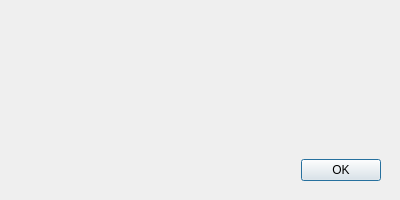
Before: the Qt Designer form errordialog.ui in mickmikea/Robot, drawn with Qt 5.
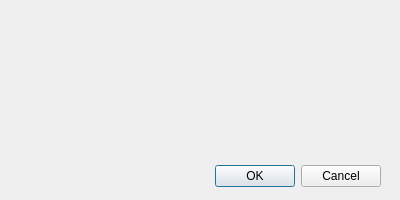
After: the same form once the commit is applied.

The edit to the form file:
```diff
--- a/errordialog.ui
+++ b/errordialog.ui
@@ -28,23 +28,26 @@
   <widget class="QDialogButtonBox" name="buttonBox">
    <property name="geometry">
     <rect>
-     <x>210</x>
-     <y>150</y>
-     <width>171</width>
-     <height>41</height>
+     <x>40</x>
+     <y>160</y>
+     <width>341</width>
+     <height>32</height>
     </rect>
    </property>
+   <property name="orientation">
+    <enum>Qt::Horizontal</enum>
+   </property>
    <property name="standardButtons">
-    <set>QDialogButtonBox::Ok</set>
+    <set>QDialogButtonBox::Cancel|QDialogButtonBox::Ok</set>
    </property>
   </widget>
   <widget class="QLabel" name="messageText">
    <property name="geometry">
     <rect>
-     <x>60</x>
-     <y>25</y>
-     <width>311</width>
-     <height>101</height>
+     <x>50</x>
+     <y>20</y>
+     <width>321</width>
+     <height>16</height>
     </rect>
    </property>
    <property name="text">
```
Left out of the diff: 39 changed lines with no effect on the pictures.
